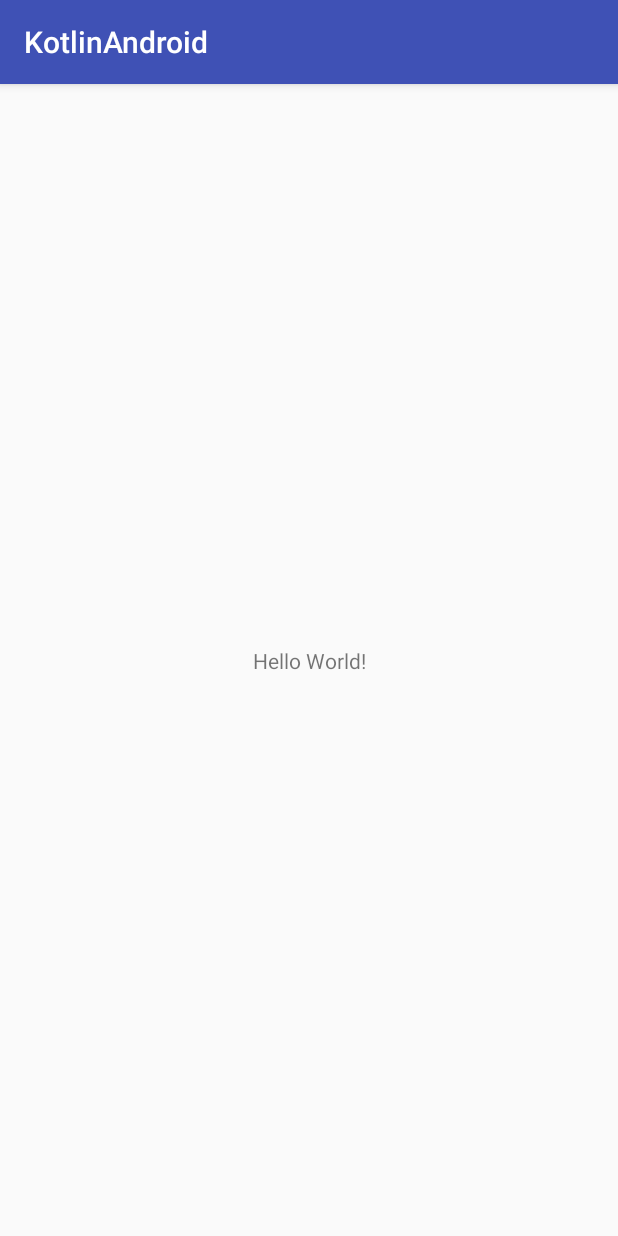
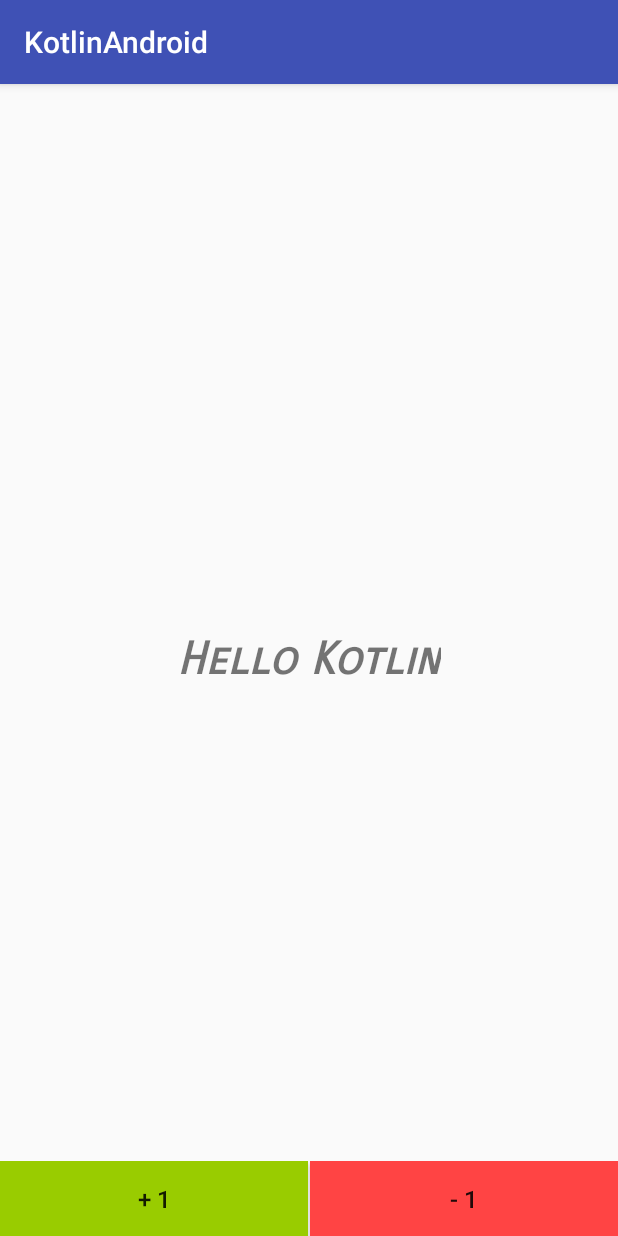
Before and after one commit to LABELNET/KotlinExample, an Android app: the screen it shows after launch (MainActivity), on a phone screen of 412 x 824 dp. Run offline under Robolectric (Android 15) with nearby library versions, the phone set to English and light mode, and no system bars.

Commit message:
write activity main view

```diff
--- a/android/app/src/main/java/cn/labelnet/kotlin/kotlinandroid/MainActivity.kt
+++ b/android/app/src/main/java/cn/labelnet/kotlin/kotlinandroid/MainActivity.kt
@@ -2,11 +2,43 @@ package cn.labelnet.kotlin.kotlinandroid
 
 import android.support.v7.app.AppCompatActivity
 import android.os.Bundle
+import android.view.View
+import android.widget.TextView
+import android.widget.Toast
 
 class MainActivity : AppCompatActivity() {
+
+    var value = 0;
 
     override fun onCreate(savedInstanceState: Bundle?) {
         super.onCreate(savedInstanceState)
         setContentView(R.layout.activity_main)
     }
+
+    /**
+     * + 1
+     */
+    fun onAddOne(view: View) {
+        value++
+        setTvValue()
+    }
+
+    /**
+     * -1
+     */
+    fun onMinusOne(view: View) {
+        value--
+        setTvValue()
+    }
+
+    /**
+     * upd value
+     */
+    fun setTvValue() {
+        val tvValue = findViewById(R.id.tvValue) as TextView
+        tvValue.text = getString(R.string.kotlin_value, value)
+        if (value == 0) {
+            Toast.makeText(this, getString(R.string.kotlin_value, value), Toast.LENGTH_LONG).show()
+        }
+    }
 }
--- a/android/app/src/main/res/layout/activity_main.xml
+++ b/android/app/src/main/res/layout/activity_main.xml
@@ -1,18 +1,44 @@
 <?xml version="1.0" encoding="utf-8"?>
-<android.support.constraint.ConstraintLayout xmlns:android="http://schemas.android.com/apk/res/android"
-    xmlns:app="http://schemas.android.com/apk/res-auto"
-    xmlns:tools="http://schemas.android.com/tools"
+<RelativeLayout xmlns:android="http://schemas.android.com/apk/res/android"
     android:layout_width="match_parent"
-    android:layout_height="match_parent"
-    tools:context="cn.labelnet.kotlin.kotlinandroid.MainActivity">
+    android:layout_height="match_parent">
 
     <TextView
+        android:id="@+id/tvValue"
         android:layout_width="wrap_content"
         android:layout_height="wrap_content"
-        android:text="Hello World!"
-        app:layout_constraintBottom_toBottomOf="parent"
-        app:layout_constraintLeft_toLeftOf="parent"
-        app:layout_constraintRight_toRightOf="parent"
-        app:layout_constraintTop_toTopOf="parent" />
+        android:layout_centerInParent="true"
+        android:fontFamily="sans-serif-smallcaps"
+        android:text="@string/hello_kotlin"
+        android:textSize="30sp"
+        android:textStyle="bold|italic" />
 
-</android.support.constraint.ConstraintLayout>
+
+    <LinearLayout
+        android:layout_width="match_parent"
+        android:layout_height="50dp"
+        android:layout_alignParentBottom="true"
+        android:orientation="horizontal">
+
+        <Button
+            android:layout_width="0dp"
+            android:layout_height="match_parent"
+            android:layout_weight="1"
+            android:background="@android:color/holo_green_light"
+            android:onClick="onAddOne"
+            android:text="@string/add_one"
+            android:textSize="16sp" />
+
+        <Button
+            android:layout_width="0dp"
+            android:layout_height="match_parent"
+            android:layout_marginStart="1dp"
+            android:layout_weight="1"
+            android:background="@android:color/holo_red_light"
+            android:onClick="onMinusOne"
+            android:text="@string/minus_one"
+            android:textSize="16sp" />
+
+    </LinearLayout>
+
+</RelativeLayout>
--- a/android/app/src/main/res/values/strings.xml
+++ b/android/app/src/main/res/values/strings.xml
@@ -1,3 +1,7 @@
 <resources>
     <string name="app_name">KotlinAndroid</string>
+    <string name="hello_kotlin">Hello Kotlin</string>
+    <string name="add_one">+ 1</string>
+    <string name="minus_one">- 1</string>
+    <string name="kotlin_value">Kotlin %d</string>
 </resources>
```
